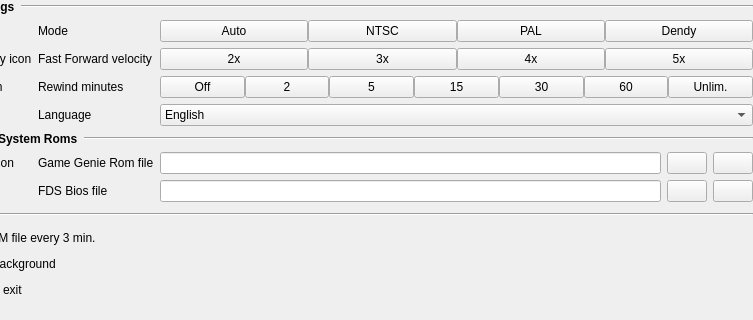
First picture: the form in src/gui/designer/wdgSettingsGeneral.ui, repository punesemu/puNES, before the edit; both pictures show x 108 to 861 and y 0 to 320 of the 861 by 608 pixel window.
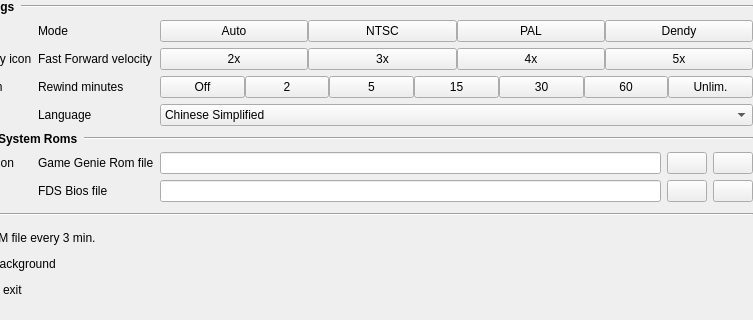
Second picture: the form after the edit. Icons and pictures are not drawn.

Commit message: Added "Chinese Simplified" In the language selection combobox.

```diff
--- a/src/gui/designer/wdgSettingsGeneral.ui
+++ b/src/gui/designer/wdgSettingsGeneral.ui
@@ -318,6 +318,15 @@
          <verstretch>0</verstretch>
         </sizepolicy>
        </property>
+       <item>
+        <property name="text">
+         <string>Chinese Simplified</string>
+        </property>
+        <property name="icon">
+         <iconset resource="resources.qrc">
+          <normaloff>:/icon/icons/flag_china.svg</normaloff>:/icon/icons/flag_china.svg</iconset>
+        </property>
+       </item>
        <item>
         <property name="text">
          <string>English</string>
```
The commit also changes 9 other files.
